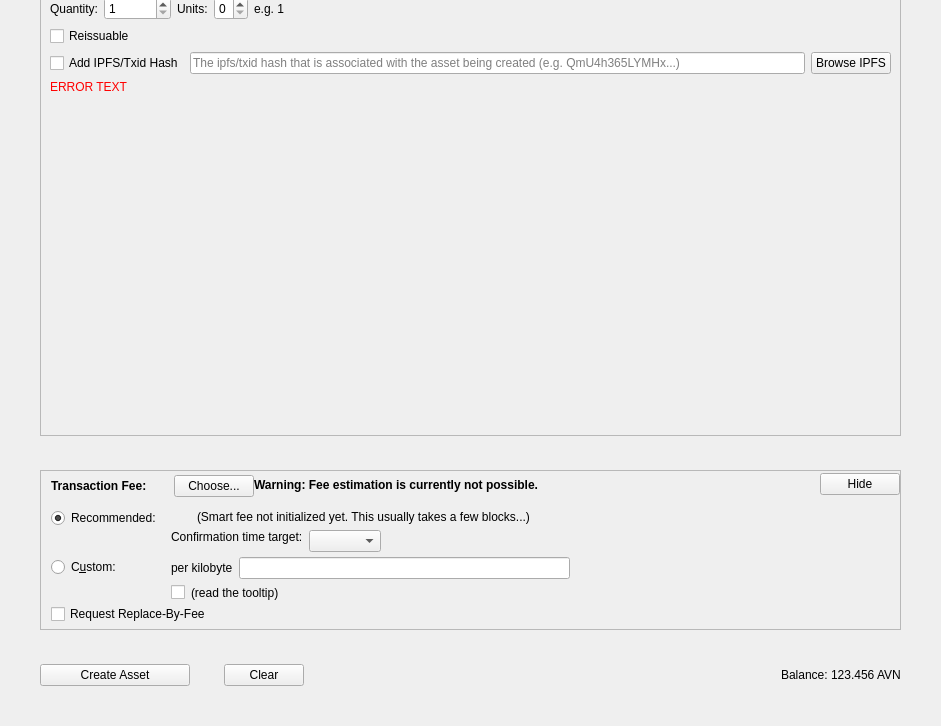
The window that src/qt/forms/createassetdialog.ui (AvianNetwork/Avian) describes before a commit, drawn with Qt 5; both pictures show x 0 to 941 and y 394 to 1120 of the 941 by 1120 pixel window.
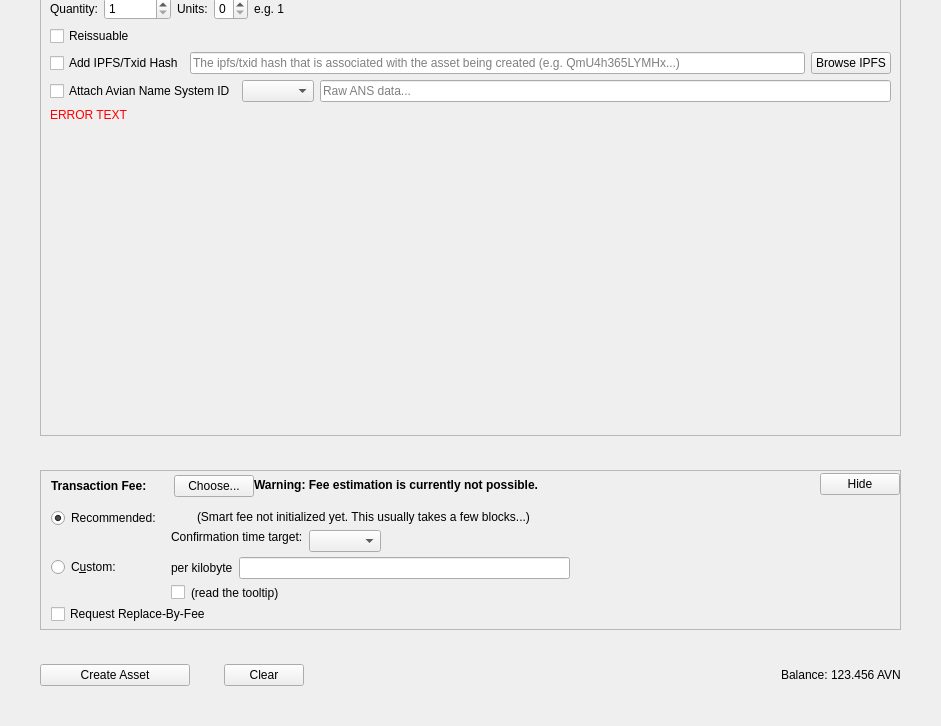
The same window after the commit. Custom widgets are drawn as their Qt base class.

Commit message:
qt+ans: Add option to attach ANS when creating an asset
Allow the user to attach ANS data to an asset.

Patch:
```diff
--- a/src/qt/forms/createassetdialog.ui
+++ b/src/qt/forms/createassetdialog.ui
@@ -836,6 +836,36 @@
             </item>
          </layout>
         </item>
+        <item>
+         <layout class="QHBoxLayout" name="horizontalLayout_7">
+          <item>
+           <widget class="QCheckBox" name="ansBox">
+            <property name="toolTip">
+             <string>Enable Avian Name System for this asset</string>
+            </property>
+            <property name="text">
+             <string>Attach Avian Name System ID</string>
+            </property>
+           </widget>
+          </item>
+          <item>
+           <widget class="QComboBox" name="ansType"/>
+          </item>
+          <item>
+           <widget class="QLineEdit" name="ansText">
+            <property name="toolTip">
+             <string>Raw ANS data</string>
+            </property>
+            <property name="maxLength">
+             <number>64</number>
+            </property>
+            <property name="placeholderText">
+             <string>Raw ANS data...</string>
+            </property>
+           </widget>
+          </item>
+         </layout>
+        </item>
         <item>
          <widget class="QLabel" name="messageLabel">
           <property name="styleSheet">
```
Lines whose indentation alone changed are shown as unchanged. The commit also changes 2 other files.
